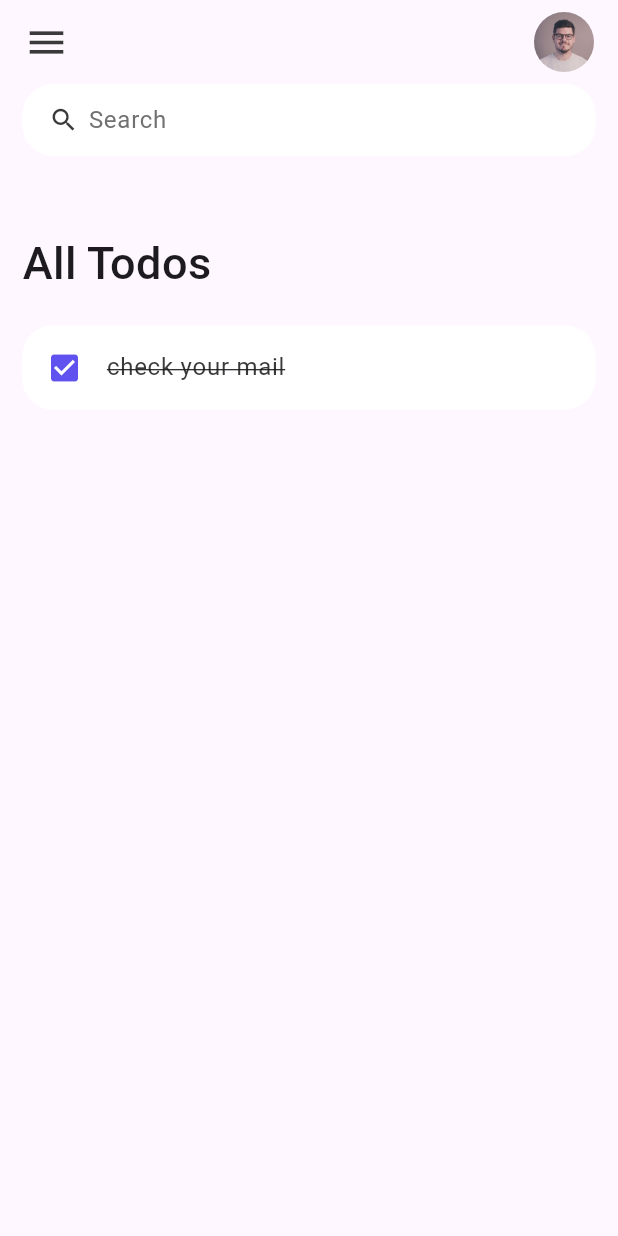
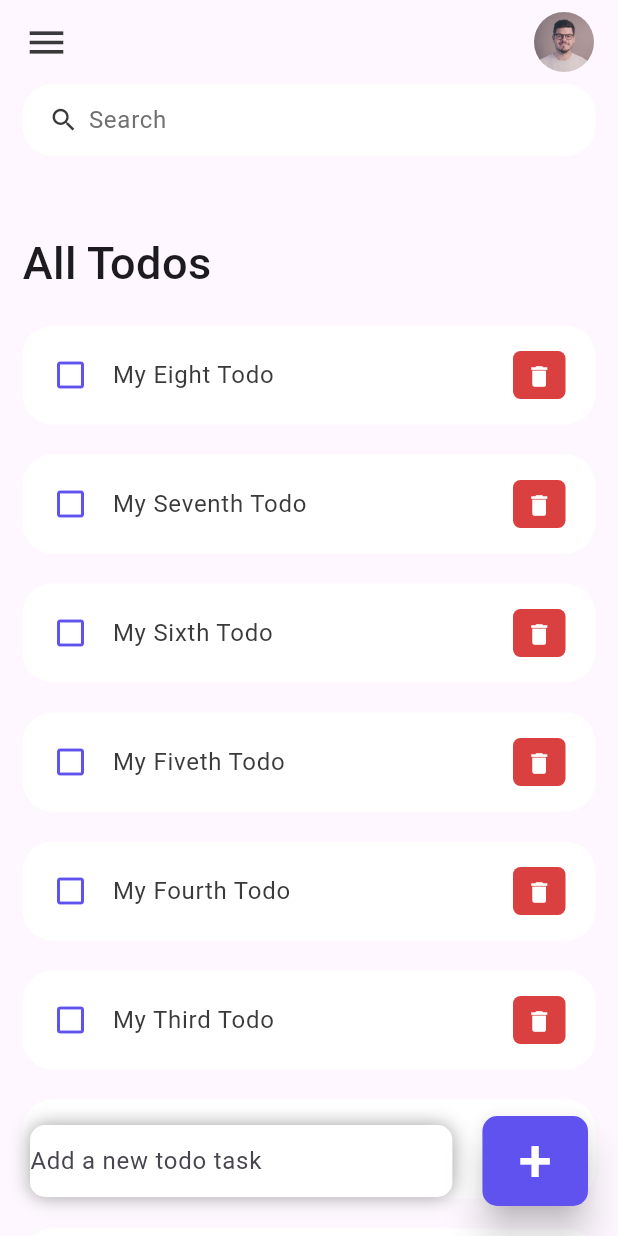
Before and after one commit to PattimuraDev/FlutterTodoApp, a Flutter app: the screen it shows after launch, on a phone screen of 412 x 824 dp. Run offline on Flutter 3.47's test engine with Material 3 defaults, Android fonts, the phone set to English and light mode, and no system bars.

Commit message:
completed simple to do app with flutter

```diff
--- /dev/null
+++ b/lib/model/todo.dart
@@ -0,0 +1,20 @@
+class ToDo {
+  String? id;
+  String? todoText;
+  bool isDone;
+  ToDo({required this.id, required this.todoText, this.isDone = false});
+
+  static List<ToDo> todoList() {
+    final toDos = [
+      ToDo(id: "1", todoText: "My First Todo", isDone: true),
+      ToDo(id: "2", todoText: "My Second Todo", isDone: true),
+      ToDo(id: "3", todoText: "My Third Todo"),
+      ToDo(id: "4", todoText: "My Fourth Todo"),
+      ToDo(id: "5", todoText: "My Fiveth Todo"),
+      ToDo(id: "6", todoText: "My Sixth Todo"),
+      ToDo(id: "7", todoText: "My Seventh Todo"),
+      ToDo(id: "8", todoText: "My Eight Todo"),
+    ];
+    return toDos;
+  }
+}
--- a/lib/pages/home.dart
+++ b/lib/pages/home.dart
@@ -1,15 +1,35 @@
+import 'dart:ui';
+
 import 'package:flutter/material.dart';
 import '../constant/app_color.dart';
 import '../widgets/todo_item.dart';
+import '../model/todo.dart';
 
-class Home extends StatelessWidget {
+class Home extends StatefulWidget {
   const Home({super.key});
+
+  @override
+  State<Home> createState() => _HomeState();
+}
+
+class _HomeState extends State<Home> {
+  final toDoList = ToDo.todoList();
+  List<ToDo> _toDoFound = [];
+  final _toDoController = TextEditingController();
+
+  @override
+  void initState() {
+    _toDoFound = toDoList;
+    super.initState();
+  }
 
   @override
   Widget build(BuildContext context) {
     return Scaffold(
       appBar: _buildAppBar(),
-      body: Container(
+      body: Stack(
+        children: [
+          Container(
             padding: EdgeInsets.symmetric(horizontal: 15),
             child: Column(
               children: [
@@ -27,14 +47,112 @@ class Home extends StatelessWidget {
                           ),
                         ),
                       ),
-                  ToDoItem(),
+                      for (ToDo toDo in _toDoFound.reversed)
+                        ToDoItem(
+                          todo: toDo,
+                          onToDoChanged: _handleToDoChange,
+                          onDeleteItem: _handleDeleteItem,
+                        ),
                     ],
                   ),
                 ),
               ],
             ),
           ),
+          Align(
+            alignment: Alignment.bottomCenter,
+            child: Row(
+              children: [
+                Expanded(
+                  child: Container(
+                    margin: EdgeInsets.only(bottom: 20, right: 20, left: 20),
+                    decoration: BoxDecoration(
+                      color: Colors.white,
+                      boxShadow: const [
+                        BoxShadow(
+                          color: Colors.grey,
+                          offset: Offset(0.0, 0.0),
+                          blurRadius: 10.0,
+                          spreadRadius: 0.0,
+                        ),
+                      ],
+                      borderRadius: BorderRadius.circular(10),
+                    ),
+                    child: TextField(
+                      controller: _toDoController,
+                      decoration: InputDecoration(
+                        hintText: "Add a new todo task",
+                        border: InputBorder.none,
+                      ),
+                    ),
+                  ),
+                ),
+                Container(
+                  margin: EdgeInsets.only(bottom: 20, right: 20),
+                  child: ElevatedButton(
+                    style: ElevatedButton.styleFrom(
+                      minimumSize: Size(60, 60),
+                      elevation: 10,
+                      foregroundColor: Colors.white,
+                      backgroundColor: standardBlue,
+                      shape: RoundedRectangleBorder(
+                        borderRadius: BorderRadius.circular(10),
+                      ),
+                    ),
+                    onPressed: () {
+                      _handleAddToDoItem(_toDoController.text);
+                    },
+                    child: Text("+", style: TextStyle(fontSize: 40)),
+                  ),
+                ),
+              ],
+            ),
+          ),
+        ],
+      ),
     );
+  }
+
+  void _handleToDoChange(ToDo todo) {
+    setState(() {
+      todo.isDone = !todo.isDone;
+    });
+  }
+
+  void _handleDeleteItem(String id) {
+    setState(() {
+      toDoList.removeWhere((item) => item.id == id);
+    });
+  }
+
+  void _handleAddToDoItem(String todoText) {
+    var todoWillBeAdded = ToDo(
+      id: DateTime.now().millisecondsSinceEpoch.toString(),
+      todoText: todoText,
+    );
+    setState(() {
+      toDoList.add(todoWillBeAdded);
+    });
+    _toDoController.clear();
+  }
+
+  void _searchFilter(String enteredFromKeyboard) {
+    List<ToDo> results = [];
+    if (enteredFromKeyboard.isEmpty) {
+      results = toDoList;
+    } else {
+      results =
+          toDoList
+              .where(
+                (item) => item.todoText!.toLowerCase().contains(
+                  enteredFromKeyboard.toLowerCase(),
+                ),
+              )
+              .toList();
+    }
+    setState(() {
+      _toDoFound = results;
+    });
   }
 
   Widget searchBox() {
@@ -45,6 +163,7 @@ class Home extends StatelessWidget {
         borderRadius: BorderRadius.circular(20),
       ),
       child: TextField(
+        onChanged: (value) => _searchFilter(value),
         decoration: InputDecoration(
           contentPadding: EdgeInsets.all(0),
           prefixIcon: Icon(Icons.search, color: standardBlack, size: 20),
--- a/lib/widgets/todo_item.dart
+++ b/lib/widgets/todo_item.dart
@@ -1,25 +1,61 @@
 import 'package:flutter/material.dart';
 import 'package:flutter_todo_app/constant/app_color.dart';
+import 'package:flutter_todo_app/model/todo.dart';
 
 class ToDoItem extends StatelessWidget {
-  const ToDoItem({super.key});
+  final ToDo todo;
+  final onToDoChanged;
+  final onDeleteItem;
+
+  const ToDoItem({
+    super.key,
+    required this.todo,
+    required this.onToDoChanged,
+    required this.onDeleteItem,
+  });
   @override
   Widget build(BuildContext context) {
     return Container(
+      margin: EdgeInsets.only(bottom: 20),
       child: ListTile(
-        onTap: () {},
+        onTap: () {
+          onToDoChanged(todo);
+        },
+        contentPadding: EdgeInsets.symmetric(horizontal: 20, vertical: 5),
         shape: RoundedRectangleBorder(borderRadius: BorderRadius.circular(20)),
         tileColor: Colors.white,
-        leading: Icon(Icons.check_box, color: standardBlue),
+        leading: Icon(
+          todo.isDone ? Icons.check_box : Icons.check_box_outline_blank,
+          color: standardBlue,
+        ),
         title: Text(
-          "check your mail",
+          todo.todoText!,
           style: TextStyle(
             fontSize: 16,
             color: standardBlack,
-            decoration: TextDecoration.lineThrough,
+            decoration: todo.isDone ? TextDecoration.lineThrough : null,
+          ),
+        ),
+        trailing: Container(
+          padding: EdgeInsets.all(0),
+          margin: EdgeInsets.symmetric(vertical: 12),
+          height: 35,
+          width: 35,
+          decoration: BoxDecoration(
+            color: standardRed,
+            borderRadius: BorderRadius.circular(5),
+          ),
+          child: IconButton(
+            onPressed: () {
+              onDeleteItem(todo.id!);
+            },
+            icon: Icon(Icons.delete),
+            iconSize: 18,
+            color: Colors.white,
           ),
         ),
       ),
     );
+    ;
   }
 }
```
Lines whose indentation alone changed are shown as unchanged.
